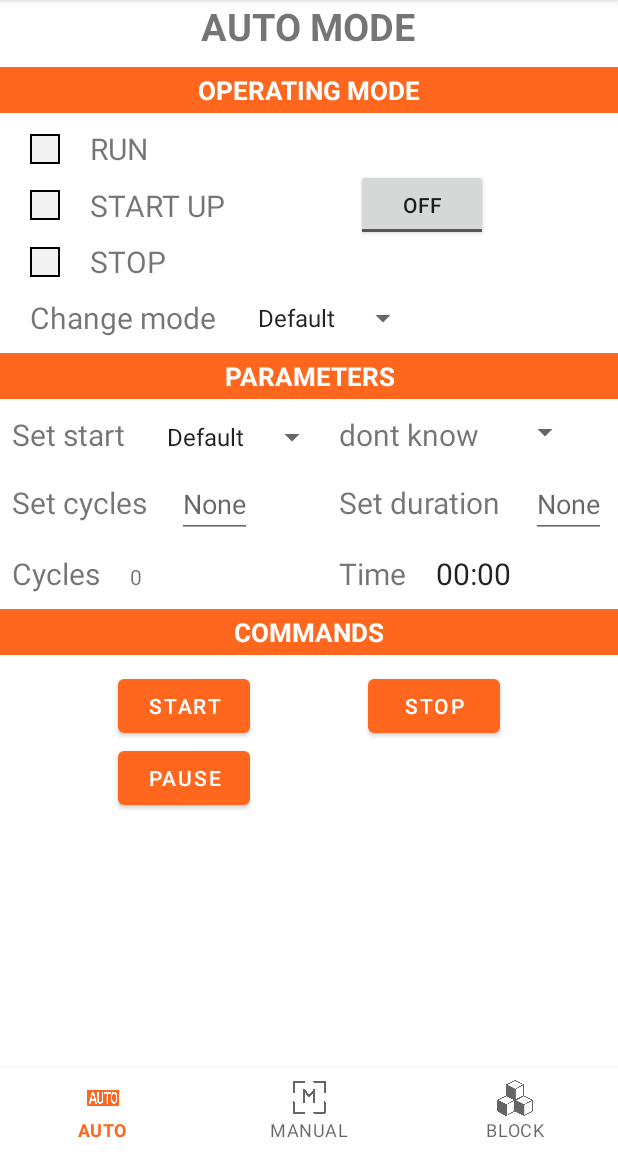
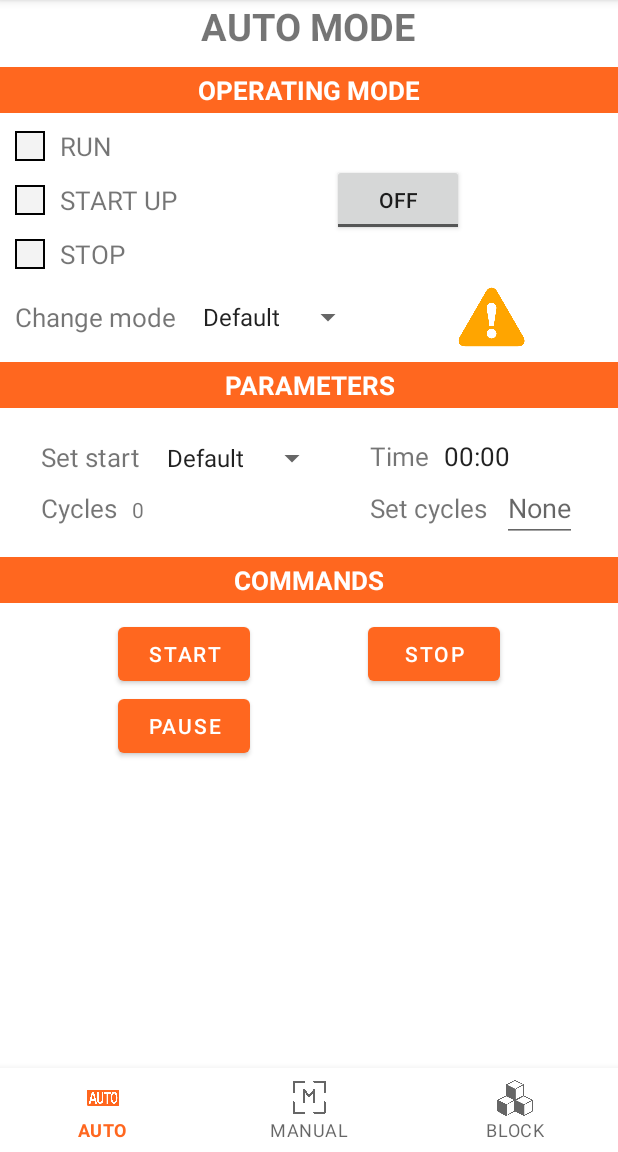
Before and after one commit to Anna-Surma/BEng-Thesis, an Android app: the AutoFragment screen opened through its navigation route, on a phone screen of 412 x 824 dp, the part 84-1236 px from its top. Run offline under Robolectric (Android 15) with nearby library versions, the phone set to English and light mode, and no system bars; our stand-ins replace Dagger/Hilt's generated code, data binding, navigation-ui; network calls fail.

Commit message:
Add error icons and change UI

```diff
--- a/app/src/main/res/layout/fragment_auto.xml
+++ b/app/src/main/res/layout/fragment_auto.xml
@@ -46,6 +46,7 @@
                     android:layout_width="wrap_content"
                     android:layout_height="wrap_content"
                     android:orientation="vertical"
+                    app:layout_constraintTop_toTopOf="parent"
                     app:layout_constraintBottom_toBottomOf="parent"
                     app:layout_constraintEnd_toStartOf="@+id/llSecond"
                     app:layout_constraintStart_toStartOf="parent">
@@ -69,31 +70,6 @@
                             android:layout_height="wrap_content"
                             android:layout_marginStart="@dimen/params_margin_start"
                             android:entries="@array/start_point" />
-
-                    </LinearLayout>
-
-                    <LinearLayout
-                        android:layout_width="wrap_content"
-                        android:layout_height="wrap_content"
-                        android:layout_marginBottom="@dimen/param_margin_bottom"
-                        android:orientation="horizontal">
-
-                        <TextView
-                            android:id="@+id/tvCycles"
-                            android:layout_width="wrap_content"
-                            android:layout_height="wrap_content"
-                            android:text="@string/set_cycles"
-                            android:textSize="@dimen/params_text_size" />
-
-                        <EditText
-                            android:id="@+id/etCycles"
-                            android:layout_width="wrap_content"
-                            android:layout_height="wrap_content"
-                            android:layout_marginStart="@dimen/params_margin_start"
-                            android:hint="@string/none_hint"
-                            android:text="@={gripperViewModel.setCycles}"
-                            android:importantForAutofill="no"
-                            android:inputType="numberDecimal"/>
 
                     </LinearLayout>
 
@@ -129,60 +105,13 @@
                     android:orientation="vertical"
                     app:layout_constraintEnd_toEndOf="parent"
                     app:layout_constraintStart_toEndOf="@+id/llFirst"
-                    app:layout_constraintTop_toTopOf="parent">
+                    app:layout_constraintTop_toTopOf="parent"
+                    app:layout_constraintBottom_toBottomOf="parent">
 
                     <LinearLayout
                         android:layout_width="wrap_content"
                         android:layout_height="wrap_content"
-                        android:layout_marginBottom="@dimen/param_margin_bottom"
-                        android:orientation="horizontal">
-
-                        <TextView
-                            android:id="@+id/tvDontKnow"
-                            android:layout_width="wrap_content"
-                            android:layout_height="wrap_content"
-                            android:text="@string/dont_know"
-                            android:textSize="@dimen/params_text_size" />
-
-                        <Spinner
-                            android:id="@+id/sDontKnow"
-                            android:layout_width="wrap_content"
-                            android:layout_height="wrap_content"
-                            android:layout_marginStart="@dimen/params_margin_start" />
-
-                    </LinearLayout>
-
-                    <LinearLayout
-                        android:layout_width="wrap_content"
-                        android:layout_height="wrap_content"
-                        android:layout_marginBottom="@dimen/param_margin_bottom"
-                        android:orientation="horizontal">
-
-                        <TextView
-                            android:id="@+id/tvDuration"
-                            android:layout_width="wrap_content"
-                            android:layout_height="wrap_content"
-                            android:text="@string/set_duration"
-                            android:textSize="@dimen/params_text_size"
-                            app:layout_constraintBottom_toBottomOf="parent"
-                            app:layout_constraintStart_toStartOf="parent"
-                            app:layout_constraintTop_toTopOf="parent" />
-
-                        <EditText
-                            android:id="@+id/etDuration"
-                            android:layout_width="wrap_content"
-                            android:layout_height="wrap_content"
-                            android:layout_marginStart="@dimen/params_margin_start"
-                            android:hint="@string/none_hint"
-                            android:importantForAutofill="no"
-                            android:inputType="time" />
-
-                    </LinearLayout>
-
-                    <LinearLayout
-                        android:layout_width="wrap_content"
-                        android:layout_height="wrap_content"
-                        android:layout_marginBottom="@dimen/param_margin_bottom"
+                        android:layout_marginTop="10dp"
                         android:orientation="horizontal">
 
                         <TextView
@@ -198,6 +127,31 @@
                             android:layout_height="wrap_content"
                             android:layout_marginStart="@dimen/params_margin_start"
                             android:textSize="@dimen/params_text_size" />
+
+                    </LinearLayout>
+
+                    <LinearLayout
+                        android:layout_width="wrap_content"
+                        android:layout_height="wrap_content"
+                        android:layout_marginBottom="@dimen/param_margin_bottom"
+                        android:orientation="horizontal">
+
+                        <TextView
+                            android:id="@+id/tvCycles"
+                            android:layout_width="wrap_content"
+                            android:layout_height="wrap_content"
+                            android:text="@string/set_cycles"
+                            android:textSize="@dimen/params_text_size" />
+
+                        <EditText
+                            android:id="@+id/etCycles"
+                            android:layout_width="wrap_content"
+                            android:layout_height="wrap_content"
+                            android:layout_marginStart="@dimen/params_margin_start"
+                            android:hint="@string/none_hint"
+                            android:text="@={gripperViewModel.setCycles}"
+                            android:importantForAutofill="no"
+                            android:inputType="numberDecimal"/>
 
                     </LinearLayout>
 
--- a/app/src/main/res/layout/fragment_block.xml
+++ b/app/src/main/res/layout/fragment_block.xml
@@ -23,6 +23,11 @@
             android:layout_height="wrap_content"
             android:text="@string/right" />
 
+        <Button
+            android:id="@+id/btnLeft"
+            android:layout_width="wrap_content"
+            android:layout_height="wrap_content"
+            android:text="@string/right" />
     </LinearLayout>
 
 </androidx.constraintlayout.widget.ConstraintLayout>
--- a/app/src/main/res/layout/fragment_mode.xml
+++ b/app/src/main/res/layout/fragment_mode.xml
@@ -108,7 +108,7 @@
             </androidx.constraintlayout.widget.ConstraintLayout>
 
             <androidx.constraintlayout.widget.ConstraintLayout
-                android:layout_width="wrap_content"
+                android:layout_width="match_parent"
                 android:layout_height="wrap_content"
                 android:layout_marginStart="@dimen/params_margin_start"
                 android:layout_marginBottom="@dimen/param_margin_bottom"
@@ -126,6 +126,7 @@
                     app:layout_constraintTop_toTopOf="parent" />
 
                 <TextView
+                    android:id="@+id/tvStop"
                     android:layout_width="wrap_content"
                     android:layout_height="wrap_content"
                     android:layout_marginStart="@dimen/params_margin_start"
@@ -138,7 +139,7 @@
             </androidx.constraintlayout.widget.ConstraintLayout>
 
             <androidx.constraintlayout.widget.ConstraintLayout
-                android:layout_width="wrap_content"
+                android:layout_width="match_parent"
                 android:layout_height="wrap_content"
                 android:layout_marginStart="@dimen/params_margin_start"
                 android:layout_marginBottom="@dimen/param_margin_bottom"
@@ -164,6 +165,16 @@
                     app:layout_constraintStart_toEndOf="@+id/tvChangeMode"
                     app:layout_constraintTop_toTopOf="parent" />
 
+                <ImageView
+                    android:id="@+id/ivErrorIcon"
+                    android:layout_width="50dp"
+                    android:layout_height="40dp"
+                    app:layout_constraintEnd_toEndOf="parent"
+                    app:layout_constraintTop_toTopOf="parent"
+                    app:layout_constraintStart_toEndOf="@+id/sChangeMode"
+                    android:contentDescription="@string/error_icon"
+                    android:src="@drawable/error_orange"/>
+
             </androidx.constraintlayout.widget.ConstraintLayout>
 
         </LinearLayout>
--- a/app/src/main/res/values/dimens.xml
+++ b/app/src/main/res/values/dimens.xml
@@ -2,8 +2,8 @@
 <resources>
     <dimen name="mode_text_size">25sp</dimen>
     <dimen name="heading_text_size">17sp</dimen>
-    <dimen name="params_text_size">20sp</dimen>
+    <dimen name="params_text_size">17sp</dimen>
     <dimen name="param_margin_bottom">10dp</dimen>
-    <dimen name="params_margin_start">20dp</dimen>
+    <dimen name="params_margin_start">10dp</dimen>
     <dimen name="led_dimen">20dp</dimen>
 </resources>
```
Also changed, not shown: app/src/main/res/drawable/error_orange.png (added), app/src/main/res/drawable/error_red.png (added).
